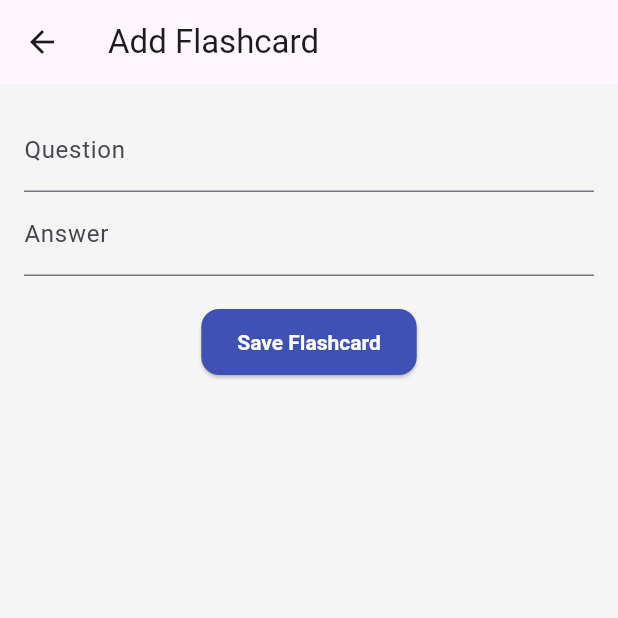
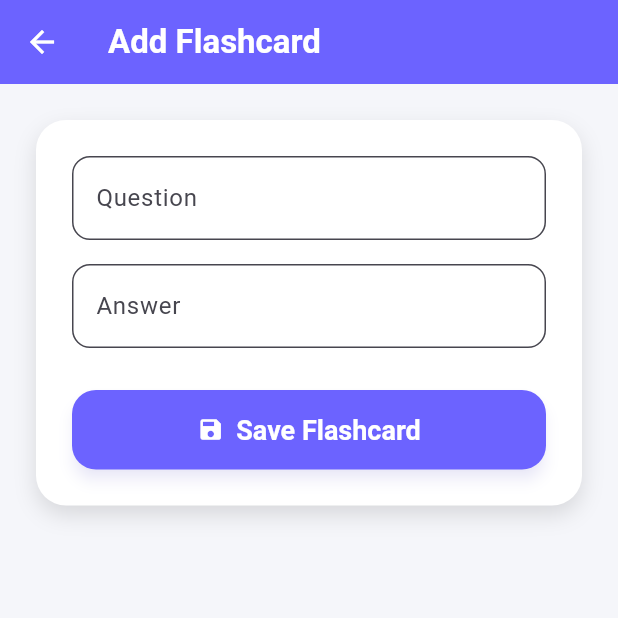
Before and after one commit to Usman1subhani/CodeAlpha_flashcard_quiz_app, a Flutter app: the screen it shows after launch, after a tap on "Add Flashcard", on a phone screen of 412 x 824 dp, the top half of it. Run offline on Flutter 3.47's test engine with Material 3 defaults, Android fonts, the phone set to English and light mode, and no system bars; our stand-ins replace flip_card, shared_preferences.

Commit message:
Modernize UI: add modern colors, padding, and design improvements to all main screens

```diff
--- a/lib/main.dart
+++ b/lib/main.dart
@@ -11,23 +11,47 @@ class MyApp extends StatelessWidget {
     return MaterialApp(
       title: 'Flashcard Quiz',
       theme: ThemeData(
-    primarySwatch: Colors.indigo,
-    scaffoldBackgroundColor: Colors.grey[100],
+        colorScheme: ColorScheme.fromSeed(
+          seedColor: Color(0xFF6C63FF),
+          brightness: Brightness.light,
+        ),
+        scaffoldBackgroundColor: Color(0xFFF5F6FA),
+        fontFamily: 'Roboto',
         textTheme: const TextTheme(
-      bodyMedium: TextStyle(fontSize: 16),
+          headlineMedium: TextStyle(fontSize: 28, fontWeight: FontWeight.bold, color: Color(0xFF22223B)),
+          bodyMedium: TextStyle(fontSize: 16, color: Color(0xFF4A4E69)),
+        ),
+        appBarTheme: AppBarTheme(
+          backgroundColor: Color(0xFF6C63FF),
+          foregroundColor: Colors.white,
+          elevation: 0,
+          titleTextStyle: TextStyle(fontSize: 22, fontWeight: FontWeight.bold, color: Colors.white),
         ),
         elevatedButtonTheme: ElevatedButtonThemeData(
           style: ElevatedButton.styleFrom(
-        backgroundColor: Colors.indigo,
+            backgroundColor: Color(0xFF6C63FF),
             foregroundColor: Colors.white,
-        textStyle: TextStyle(fontWeight: FontWeight.bold),
-        shape: RoundedRectangleBorder(borderRadius: BorderRadius.circular(12)),
-        padding: EdgeInsets.symmetric(horizontal: 24, vertical: 14),
+            textStyle: TextStyle(fontWeight: FontWeight.bold, fontSize: 18),
+            shape: RoundedRectangleBorder(borderRadius: BorderRadius.circular(16)),
+            padding: EdgeInsets.symmetric(horizontal: 32, vertical: 16),
+            elevation: 4,
+            shadowColor: Color(0xFF6C63FF).withOpacity(0.2),
+          ),
+        ),
+        inputDecorationTheme: InputDecorationTheme(
+          filled: true,
+          fillColor: Colors.white,
+          border: OutlineInputBorder(
+            borderRadius: BorderRadius.circular(12),
+            borderSide: BorderSide(color: Color(0xFF6C63FF)),
+          ),
+          focusedBorder: OutlineInputBorder(
+            borderRadius: BorderRadius.circular(12),
+            borderSide: BorderSide(color: Color(0xFF6C63FF), width: 2),
           ),
         ),
       ),
       home: HomeScreen(),
     );
-
   }
 }
--- a/lib/screens/add_flashcard_screen.dart
+++ b/lib/screens/add_flashcard_screen.dart
@@ -6,6 +6,7 @@ class AddFlashcardScreen extends StatefulWidget {
   const AddFlashcardScreen({super.key});
 
   @override
+  // ignore: library_private_types_in_public_api
   _AddFlashcardScreenState createState() => _AddFlashcardScreenState();
 }
 
@@ -26,29 +27,48 @@ void saveFlashcard() async {
     }
   }
 
-
   @override
   Widget build(BuildContext context) {
     return Scaffold(
       appBar: AppBar(title: Text('Add Flashcard')),
       body: Padding(
-        padding: EdgeInsets.all(16.0),
+        padding: EdgeInsets.all(24.0),
+        child: Container(
+          decoration: BoxDecoration(
+            color: Colors.white,
+            borderRadius: BorderRadius.circular(20),
+            boxShadow: [
+              BoxShadow(
+                color: Colors.black12,
+                blurRadius: 12,
+                offset: Offset(0, 6),
+              ),
+            ],
+          ),
+          padding: EdgeInsets.all(24),
           child: Column(
+            mainAxisSize: MainAxisSize.min,
             children: [
               TextField(
                 controller: questionController,
                 decoration: InputDecoration(labelText: 'Question'),
               ),
+              SizedBox(height: 16),
               TextField(
                 controller: answerController,
                 decoration: InputDecoration(labelText: 'Answer'),
               ),
-            SizedBox(height: 20),
-            ElevatedButton(
+              SizedBox(height: 28),
+              SizedBox(
+                width: double.infinity,
+                child: ElevatedButton.icon(
+                  icon: Icon(Icons.save),
                   onPressed: saveFlashcard,
-              child: Text('Save Flashcard'),
+                  label: Text('Save Flashcard'),
+                ),
               ),
             ],
+          ),
         ),
       ),
     );
--- a/lib/screens/home_screen.dart
+++ b/lib/screens/home_screen.dart
@@ -10,11 +10,39 @@ class HomeScreen extends StatelessWidget {
     return Scaffold(
       appBar: AppBar(title: Text('Flashcard Quiz App')),
       body: Center(
+        child: Padding(
+          padding: const EdgeInsets.symmetric(horizontal: 24.0),
           child: Column(
             mainAxisAlignment: MainAxisAlignment.center,
             children: [
-            ElevatedButton(
-              child: Text('Add Flashcard'),
+              Container(
+                decoration: BoxDecoration(
+                  color: Colors.white,
+                  borderRadius: BorderRadius.circular(20),
+                  boxShadow: [
+                    BoxShadow(
+                      color: Colors.black12,
+                      blurRadius: 12,
+                      offset: Offset(0, 6),
+                    ),
+                  ],
+                ),
+                padding: EdgeInsets.symmetric(vertical: 32, horizontal: 16),
+                child: Column(
+                  children: [
+                    Text('Welcome!',
+                        style: Theme.of(context).textTheme.headlineMedium),
+                    SizedBox(height: 12),
+                    Text('Practice and test your knowledge with flashcards.',
+                        textAlign: TextAlign.center,
+                        style: Theme.of(context).textTheme.bodyMedium),
+                  ],
+                ),
+              ),
+              SizedBox(height: 40),
+              ElevatedButton.icon(
+                icon: Icon(Icons.add),
+                label: Text('Add Flashcard'),
                 onPressed: () {
                   Navigator.push(
                     context,
@@ -22,8 +50,10 @@ class HomeScreen extends StatelessWidget {
                   );
                 },
               ),
-            ElevatedButton(
-              child: Text('Start Quiz'),
+              SizedBox(height: 20),
+              ElevatedButton.icon(
+                icon: Icon(Icons.quiz),
+                label: Text('Start Quiz'),
                 onPressed: () {
                   Navigator.push(
                     context,
@@ -34,6 +64,7 @@ class HomeScreen extends StatelessWidget {
             ],
           ),
         ),
+      ),
     );
   }
 }
```
Also changed, not shown: lib/screens/quiz_screen.dart (+51 -36 lines). Lines whose indentation alone changed are shown as unchanged.
